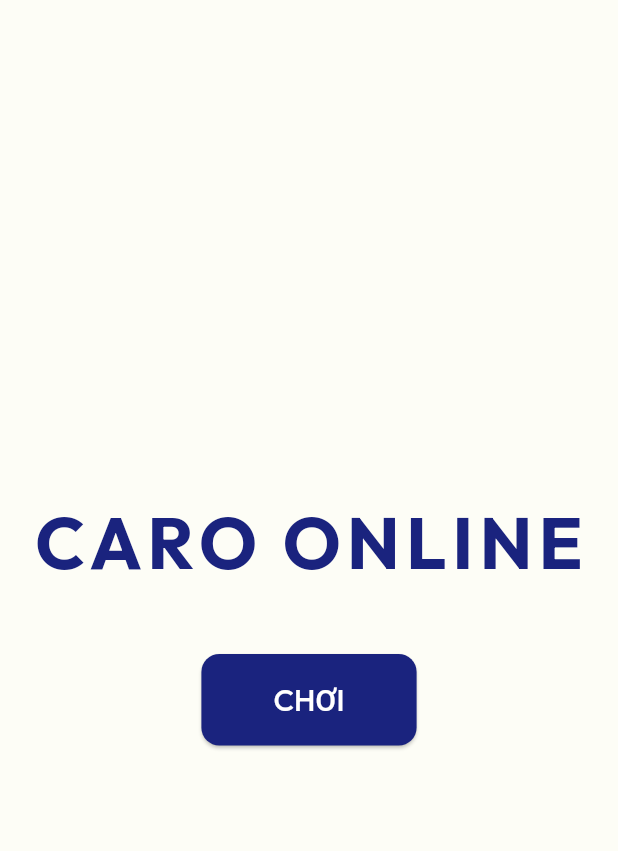
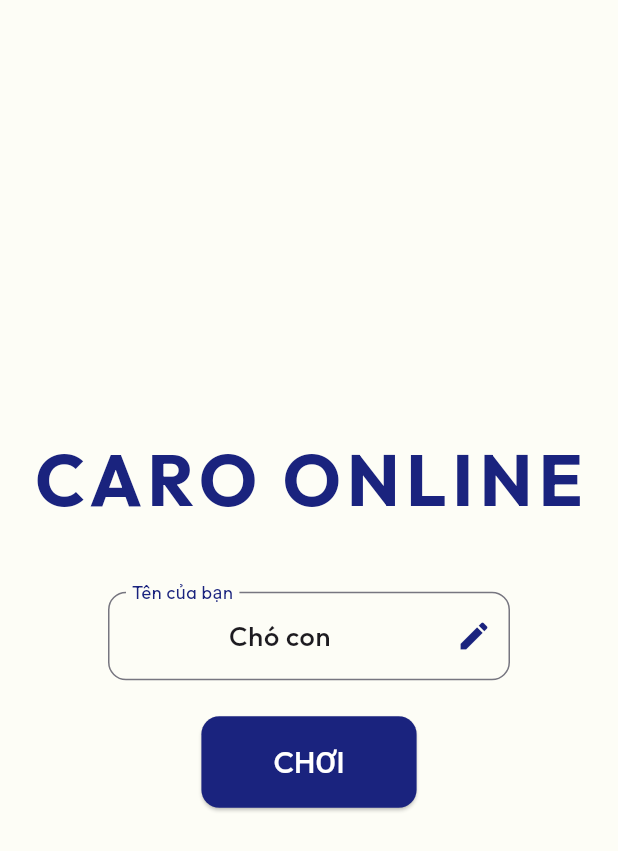
Before and after one commit to hmtvltk2/caro-online, a Flutter app: the screen it shows after launch, on a phone screen of 412 x 824 dp. Shown: the top 851 px of the screen. Run offline on Flutter 3.47's test engine with Material 3 defaults, Android fonts, the phone set to English and light mode, and no system bars; our stand-ins replace flutter_riverpod, google_fonts, shared_preferences; missing offline and left inert: flame, nakama.

Commit message:
feat: Implement player name input, local persistence, and in-game display using shared preferences and generalized Nakama match data.

```diff
--- a/lib/main.dart
+++ b/lib/main.dart
@@ -53,6 +53,8 @@ class MainMenuScreen extends ConsumerWidget {
                   ),
                 ),
                 const SizedBox(height: 40),
+                _PlayerNameInput(),
+                const SizedBox(height: 24),
                 _MatchmakingButton(),
               ],
             ),
@@ -86,6 +88,65 @@ class MainMenuScreen extends ConsumerWidget {
               ),
             ),
         ],
+      ),
+    );
+  }
+}
+
+class _PlayerNameInput extends ConsumerStatefulWidget {
+  @override
+  ConsumerState<_PlayerNameInput> createState() => _PlayerNameInputState();
+}
+
+class _PlayerNameInputState extends ConsumerState<_PlayerNameInput> {
+  late final TextEditingController _controller;
+
+  @override
+  void initState() {
+    super.initState();
+    final currentName = ref.read(gameStateProvider).playerName;
+    _controller = TextEditingController(text: currentName);
+  }
+
+  @override
+  void dispose() {
+    _controller.dispose();
+    super.dispose();
+  }
+
+  @override
+  Widget build(BuildContext context) {
+    ref.listen(gameStateProvider.select((s) => s.playerName), (previous, next) {
+      if (next != _controller.text) {
+        _controller.text = next;
+      }
+    });
+
+    return SizedBox(
+      width: 300,
+      child: Padding(
+        padding: const EdgeInsets.symmetric(horizontal: 16),
+        child: TextField(
+          controller: _controller,
+          onChanged: (value) {
+            ref.read(gameStateProvider.notifier).updatePlayerName(value);
+          },
+          decoration: InputDecoration(
+            labelText: 'Tên của bạn',
+            labelStyle: TextStyle(color: CaroTheme.playerXColor),
+            suffixIcon: Icon(Icons.edit, color: CaroTheme.playerXColor),
+            border: OutlineInputBorder(
+              borderRadius: BorderRadius.circular(12),
+              borderSide: BorderSide(color: CaroTheme.playerXColor),
+            ),
+            focusedBorder: OutlineInputBorder(
+              borderRadius: BorderRadius.circular(12),
+              borderSide: BorderSide(color: CaroTheme.playerXColor, width: 2),
+            ),
+          ),
+          textAlign: TextAlign.center,
+          style: GoogleFonts.outfit(fontSize: 18, fontWeight: FontWeight.w500),
+        ),
       ),
     );
   }
@@ -145,7 +206,7 @@ class GameScreen extends ConsumerStatefulWidget {
 }
 
 class _GameScreenState extends ConsumerState<GameScreen> {
-  late final CaroGame game;
+  late CaroGame game;
 
   @override
   void initState() {
@@ -164,8 +225,8 @@ class _GameScreenState extends ConsumerState<GameScreen> {
           children: [
             Text(
               gameState.winner != null
-                  ? 'Người thắng: ${gameState.winner == PlayerType.x ? "X" : "O"}'
-                  : 'Lượt: ${gameState.currentTurn == PlayerType.x ? "X" : "O"}',
+                  ? 'Người thắng: ${gameState.winner == gameState.myType ? "BẠN" : (gameState.opponentName ?? "Đối thủ")}'
+                  : 'Lượt: ${gameState.isMyTurn ? "BẠN" : (gameState.opponentName ?? "Đối thủ")}',
               style: TextStyle(
                 fontSize: 18,
                 color: gameState.currentTurn == PlayerType.x
@@ -175,7 +236,7 @@ class _GameScreenState extends ConsumerState<GameScreen> {
               ),
             ),
             Text(
-              'Bạn là: ${gameState.myType == PlayerType.x ? "X" : "O"} (${gameState.isMyTurn ? "Tới lượt" : "Chờ..."})',
+              '${gameState.playerName} (Bạn) vs ${gameState.opponentName ?? "Đang chờ..."} (Đối thủ)',
               style: const TextStyle(fontSize: 12, color: Colors.grey),
             ),
           ],
--- a/pubspec.yaml
+++ b/pubspec.yaml
@@ -14,6 +14,7 @@ dependencies:
   flutter_riverpod: ^3.1.0
   google_fonts: ^6.3.3
   uuid: ^4.5.2
+  shared_preferences: ^2.2.2
 
 dev_dependencies:
   flutter_test:
```
Also changed, not shown: lib/logic/game_state.notifier.dart (+31 -0 lines), lib/services/nakama_service.dart (+7 -3 lines), pubspec.lock.
